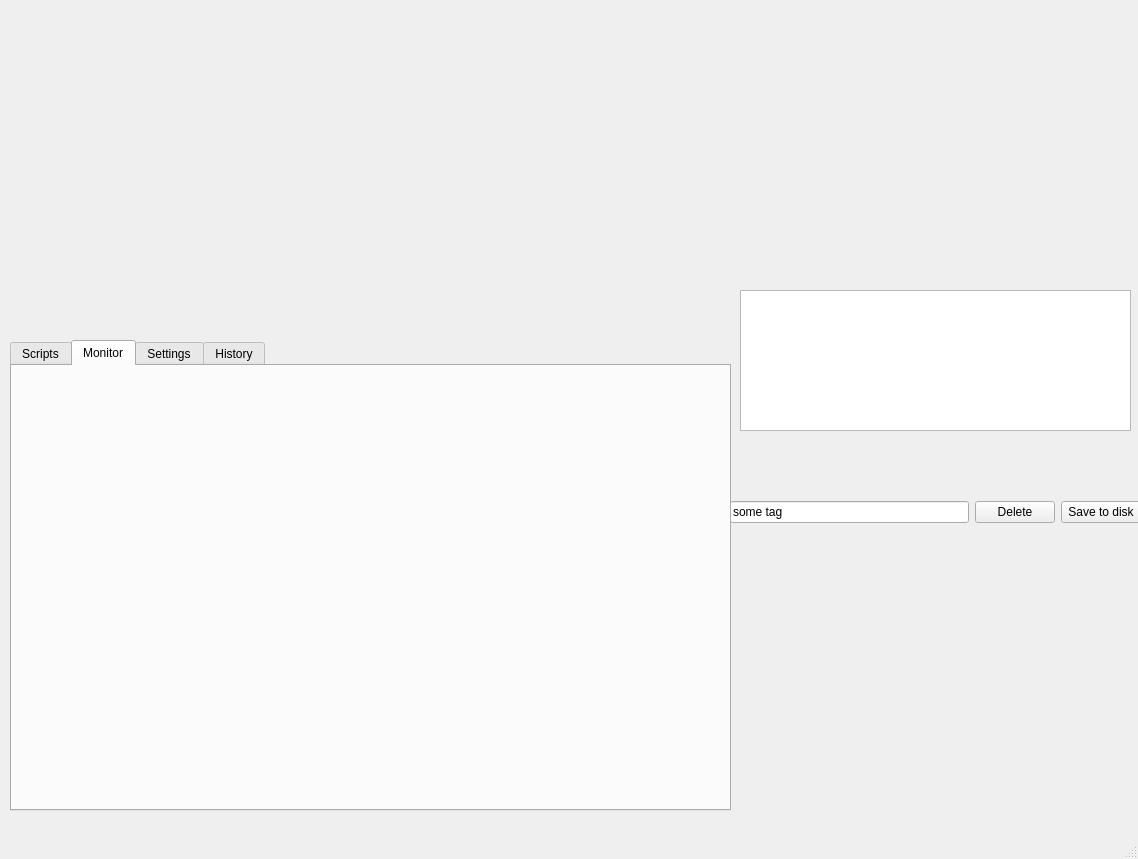
Qt form qt_creator_gui/zi_control.ui (LISE-B26/pylabcontrol) before a commit.
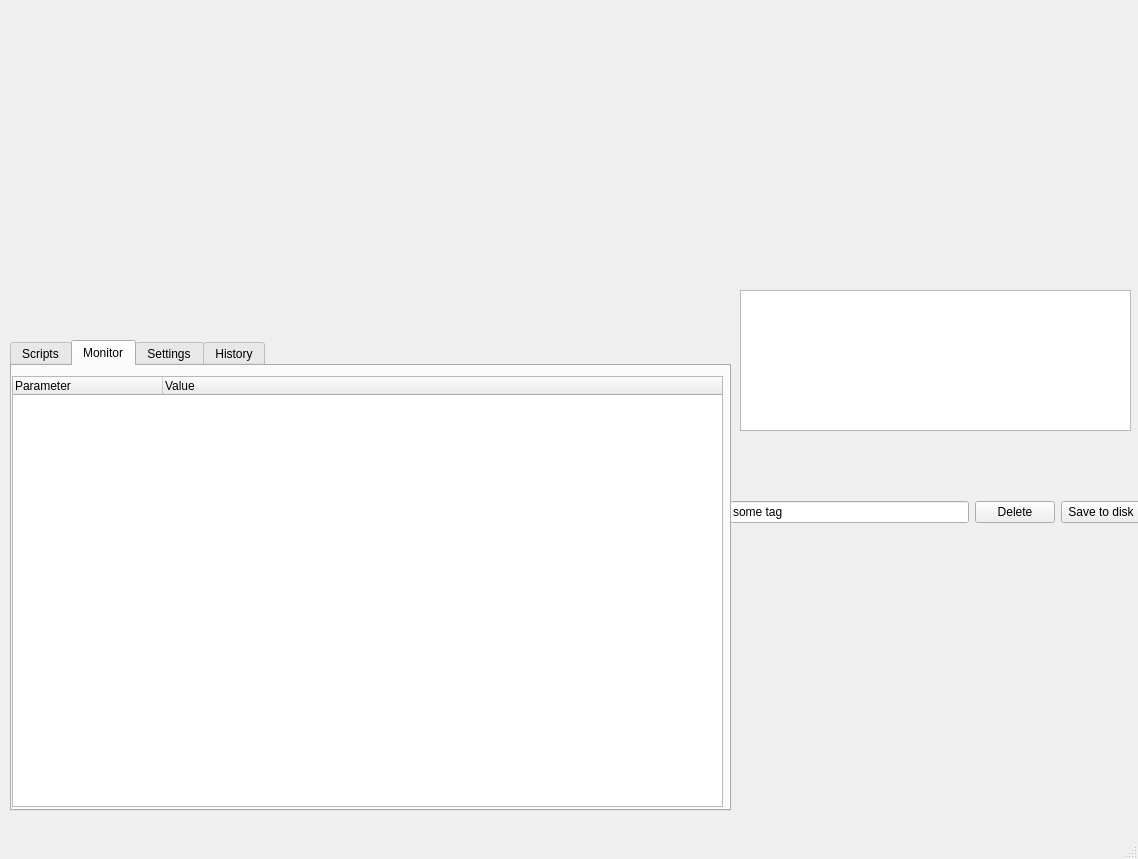
The same form after that commit. The open tabs and pages were chosen to show the change. Custom widgets are drawn as their Qt base class.

```diff
--- a/qt_creator_gui/zi_control.ui
+++ b/qt_creator_gui/zi_control.ui
@@ -167,6 +167,47 @@
      <attribute name="title">
       <string>Monitor</string>
      </attribute>
+     <widget class="QTreeWidget" name="tree_monitor">
+      <property name="enabled">
+       <bool>true</bool>
+      </property>
+      <property name="geometry">
+       <rect>
+        <x>0</x>
+        <y>10</y>
+        <width>711</width>
+        <height>431</height>
+       </rect>
+      </property>
+      <property name="sizePolicy">
+       <sizepolicy hsizetype="Fixed" vsizetype="Expanding">
+        <horstretch>0</horstretch>
+        <verstretch>0</verstretch>
+       </sizepolicy>
+      </property>
+      <property name="editTriggers">
+       <set>QAbstractItemView::AllEditTriggers</set>
+      </property>
+      <property name="headerHidden">
+       <bool>false</bool>
+      </property>
+      <attribute name="headerDefaultSectionSize">
+       <number>150</number>
+      </attribute>
+      <attribute name="headerHighlightSections">
+       <bool>true</bool>
+      </attribute>
+      <column>
+       <property name="text">
+        <string>Parameter</string>
+       </property>
+      </column>
+      <column>
+       <property name="text">
+        <string>Value</string>
+       </property>
+      </column>
+     </widget>
     </widget>
     <widget class="QWidget" name="tab_settings">
      <attribute name="title">
```
Left out of the diff: 12 changed lines with no effect on the pictures.
